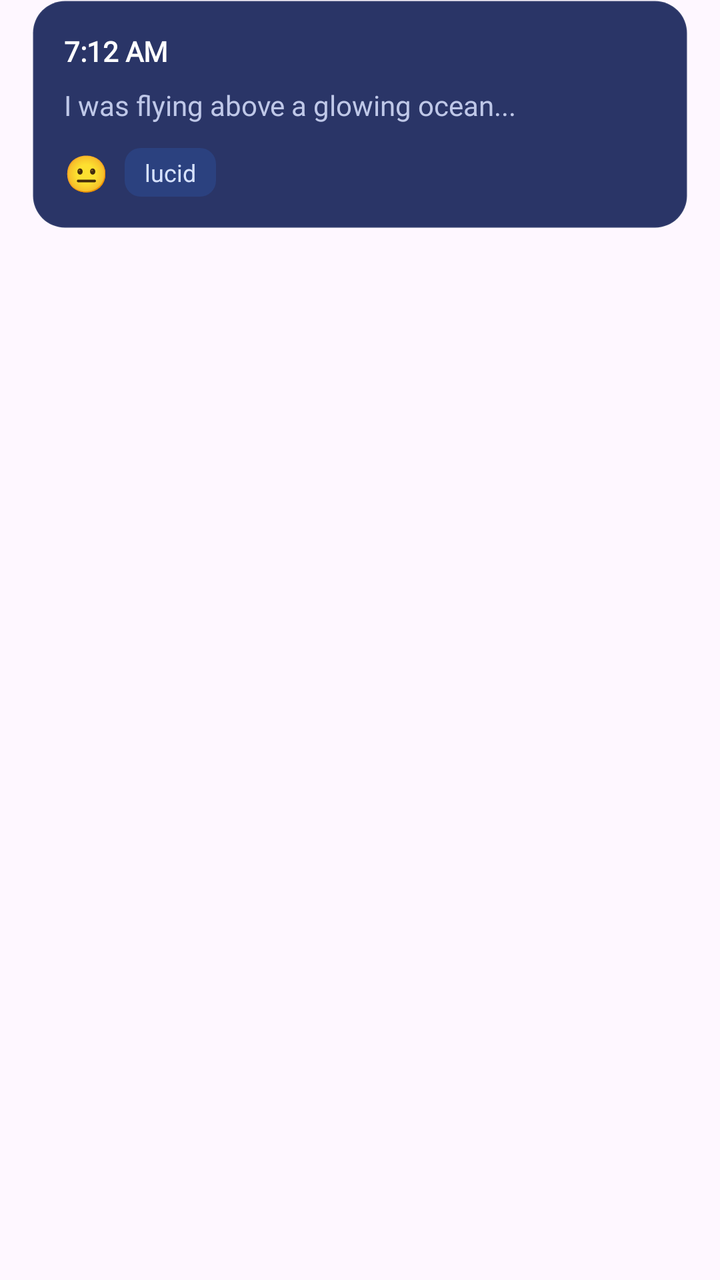
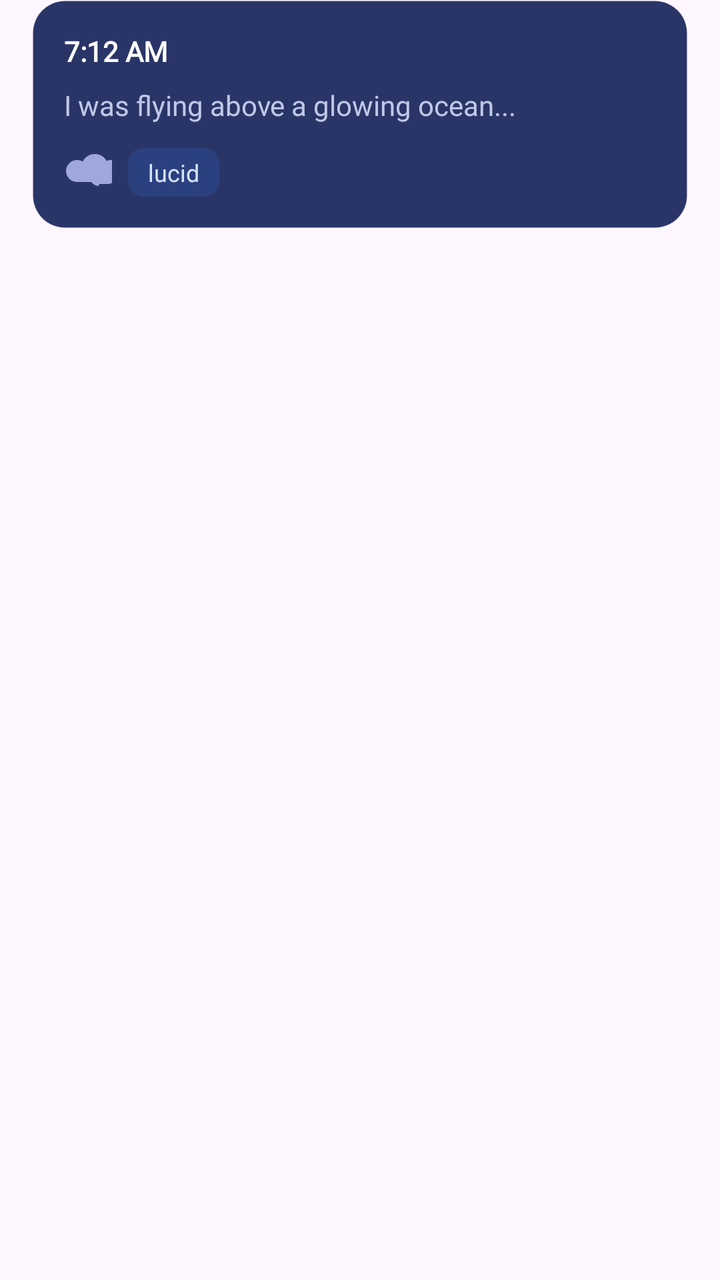

Screens rendered from an Android XML layout before and after an edit, with the pre-edit source and the edit as a unified diff.
<!-- AndroidManifest.xml: application theme Theme.LucidDreams -->
<!-- res/layout/item_dream_card.xml -->
<?xml version="1.0" encoding="utf-8"?>
<androidx.constraintlayout.widget.ConstraintLayout xmlns:android="http://schemas.android.com/apk/res/android"
    xmlns:app="http://schemas.android.com/apk/res-auto"
    xmlns:tools="http://schemas.android.com/tools"
    android:layout_width="match_parent"
    android:layout_height="wrap_content"
    android:paddingStart="16dp"
    android:paddingEnd="16dp"
    android:paddingBottom="12dp">

    
    <LinearLayout
        android:id="@+id/cardContainer"
        android:layout_width="0dp"
        android:layout_height="wrap_content"
        android:background="@drawable/bg_card"
        android:orientation="vertical"
        android:padding="16dp"
        android:elevation="4dp"
        android:clickable="true"
        android:focusable="true"
        android:foreground="?attr/selectableItemBackground"
        app:layout_constraintTop_toTopOf="parent"
        app:layout_constraintStart_toStartOf="parent"
        app:layout_constraintEnd_toEndOf="parent">

        <RelativeLayout
            android:layout_width="match_parent"
            android:layout_height="wrap_content"
            android:layout_marginBottom="8dp">

            
            <TextView
                android:id="@+id/tvCardDate"
                android:layout_width="wrap_content"
                android:layout_height="wrap_content"
                android:text="7:12 AM"
                android:textColor="@color/text_primary"
                android:textStyle="bold"
                android:textSize="14sp"
                android:fontFamily="@font/poppins"
                android:layout_alignParentStart="true"
                android:layout_centerVertical="true"/>

            
            <TextView
                android:id="@+id/tvNightmareBadge"
                android:layout_width="wrap_content"
                android:layout_height="wrap_content"
                android:text="Nightmare"
                android:textSize="12sp"
                android:textColor="@color/white"
                android:fontFamily="@font/poppins"
                android:textStyle="bold"
                android:background="@drawable/bg_tag"
                android:backgroundTint="@color/accent_purple"
                android:paddingStart="6dp"
                android:paddingEnd="6dp"
                android:paddingTop="2dp"
                android:paddingBottom="2dp"
                android:layout_alignParentEnd="true"
                android:layout_centerVertical="true"
                android:visibility="gone"
                tools:visibility="visible"/>
        </RelativeLayout>

        
        <TextView
            android:id="@+id/tvDescription"
            android:layout_width="match_parent"
            android:layout_height="wrap_content"
            android:text="I was flying above a glowing ocean..."
            android:textColor="@color/text_secondary"
            android:textSize="14sp"
            android:fontFamily="@font/poppins"
            android:lineSpacingMultiplier="1.3"
            android:maxLines="2"
            android:ellipsize="end"
            android:layout_marginBottom="12dp"/>

        
        <LinearLayout
            android:layout_width="match_parent"
            android:layout_height="wrap_content"
            android:orientation="horizontal"
            android:gravity="center_vertical">

            
            <TextView
                android:id="@+id/tvMoodIcon"
                android:layout_width="wrap_content"
                android:layout_height="wrap_content"
                android:text="😐"
                android:textSize="18sp"
                android:layout_marginEnd="8dp"/>

            
            <LinearLayout
                android:id="@+id/llTags"
                android:layout_width="match_parent"
                android:layout_height="wrap_content"
                android:orientation="horizontal">
                
                <TextView
                    android:layout_width="wrap_content"
                    android:layout_height="wrap_content"
                    android:background="@drawable/bg_tag"
                    android:text="lucid"
                    android:textColor="@color/text_tag"
                    android:textSize="12sp"
                    android:paddingStart="10dp"
                    android:paddingEnd="10dp"
                    android:paddingTop="4dp"
                    android:paddingBottom="4dp"
                    android:layout_marginEnd="6dp" />
            </LinearLayout>

        </LinearLayout>
    </LinearLayout>

</androidx.constraintlayout.widget.ConstraintLayout>
<!-- resources referenced by this layout -->
<resources>
  <color name="accent_purple">#8B5CFF</color>
  <color name="text_primary">#FFFFFF</color>
  <color name="text_secondary">#BFC8E8</color>
  <color name="text_tag">#D6E2FF</color>
  <color name="white">#FFFFFFFF</color>
  <!-- drawable bg_card (drawable) -->
  <?xml version="1.0" encoding="utf-8"?>
  <shape xmlns:android="http://schemas.android.com/apk/res/android"
      android:shape="rectangle">
      <solid android:color="@color/card_bg" />
      <corners android:radius="16dp" />
      <stroke
          android:width="1dp"
          android:color="#10FFFFFF"/>
  </shape>
  <!-- drawable bg_tag (drawable) -->
  <?xml version="1.0" encoding="utf-8"?>
  <shape xmlns:android="http://schemas.android.com/apk/res/android"
      android:shape="rectangle">
      <solid android:color="@color/tag_bg" />
      <corners android:radius="8dp" />
  </shape>
  <style name="Theme.LucidDreams" parent="Base.Theme.LucidDreams">
          <item name="materialCalendarTheme">@style/CustomDatePickerTheme</item>
      </style>
  <color name="card_bg">#2A3567</color>
  <color name="tag_bg">#2B417F</color>
  <style name="Base.Theme.LucidDreams" parent="Theme.Material3.DayNight.NoActionBar">
          
          
      </style>
  <style name="CustomDatePickerTheme" parent="ThemeOverlay.Material3.MaterialCalendar">
          <item name="colorSurface">#232C61</item>
          <item name="colorOnSurface">#C5CAE9</item>
          <item name="colorPrimary">#39C6FF</item>
          <item name="colorOnPrimary">#171F4B</item>
          <item name="colorSurfaceContainerHigh">#1E2756</item>
          
          <item name="materialCalendarStyle">@style/CustomCalendarStyle</item>
          
          
          <item name="buttonBarPositiveButtonStyle">@style/CustomDatePickerConfirmButton</item>
          <item name="buttonBarNegativeButtonStyle">@style/CustomDatePickerCancelButton</item>
      </style>
  <style name="CustomCalendarStyle" parent="Widget.Material3.MaterialCalendar">
          <item name="dayStyle">@style/CustomCalendarDay</item>
          <item name="daySelectedStyle">@style/CustomCalendarDaySelected</item>
          <item name="dayTodayStyle">@style/CustomCalendarDayToday</item>
          <item name="yearStyle">@style/CustomCalendarDay</item>
          <item name="yearSelectedStyle">@style/CustomCalendarDaySelected</item>
          <item name="yearTodayStyle">@style/CustomCalendarDayToday</item>
      </style>
  <style name="CustomDatePickerConfirmButton" parent="Widget.Material3.Button">
          <item name="backgroundTint">#39C6FF</item>
          <item name="android:textColor">#171F4B</item>
      </style>
  <style name="CustomDatePickerCancelButton" parent="Widget.Material3.Button.TextButton">
          <item name="android:textColor">#C5CAE9</item>
      </style>
  <style name="CustomCalendarDay" parent="Widget.Material3.MaterialCalendar.Day">
          <item name="itemTextColor">#C5CAE9</item>
      </style>
  <style name="CustomCalendarDaySelected" parent="Widget.Material3.MaterialCalendar.Day.Selected">
          <item name="itemTextColor">#171F4B</item>
          <item name="itemFillColor">#39C6FF</item>
      </style>
  <style name="CustomCalendarDayToday" parent="Widget.Material3.MaterialCalendar.Day.Today">
          <item name="itemTextColor">#FFFFFF</item>
          <item name="itemStrokeColor">#39C6FF</item>
          <item name="itemStrokeWidth">1dp</item>
      </style>
</resources>

<!-- the commit's change to res/layout/item_dream_card.xml (unified diff, before → after) -->
@@ -86,13 +86,12 @@
             android:gravity="center_vertical">
 
             
-            <TextView
-                android:id="@+id/tvMoodIcon"
-                android:layout_width="wrap_content"
-                android:layout_height="wrap_content"
-                android:text="😐"
-                android:textSize="18sp"
-                android:layout_marginEnd="8dp"/>
+            <ImageView
+                android:id="@+id/ivMoodIcon"
+                android:layout_width="24dp"
+                android:layout_height="24dp"
+                android:layout_marginEnd="8dp"
+                android:src="@drawable/ic_neutral" />
 
             
             <LinearLayout
<!-- resource entries referenced after the edit -->
@@ -22,6 +22,16 @@
       <solid android:color="@color/tag_bg" />
       <corners android:radius="8dp" />
   </shape>
+  <!-- drawable ic_neutral (drawable) -->
+  <vector xmlns:android="http://schemas.android.com/apk/res/android"
+      android:width="24dp"
+      android:height="24dp"
+      android:viewportWidth="24"
+      android:viewportHeight="24">
+      <path
+          android:fillColor="#9FA8DA"
+          android:pathData="M17.5,19C15,19 13,17 13,14.5C13,12 15,10 17.5,10C17.7,10 17.9,10 18.1,10.1C18.8,7.7 21,6 23.5,6C26.5,6 29,8.5 29,11.5C29,14.5 26.5,17 23.5,17H6.5C3.5,17 1,14.5 1,11.5C1,8.5 3.5,6 6.5,6C7.5,6 8.5,6.3 9.3,6.8C10.5,4.5 12.8,3 15.5,3C19.1,3 22,5.9 22,9.5C22,9.7 22,9.8 22,10C22,10 22,10 22,10C24.2,10 26,11.8 26,14C26,16.2 24.2,18 22,18H17.5V19Z" />
+  </vector>
   <style name="Theme.LucidDreams" parent="Base.Theme.LucidDreams">
           <item name="materialCalendarTheme">@style/CustomDatePickerTheme</item>
       </style>
